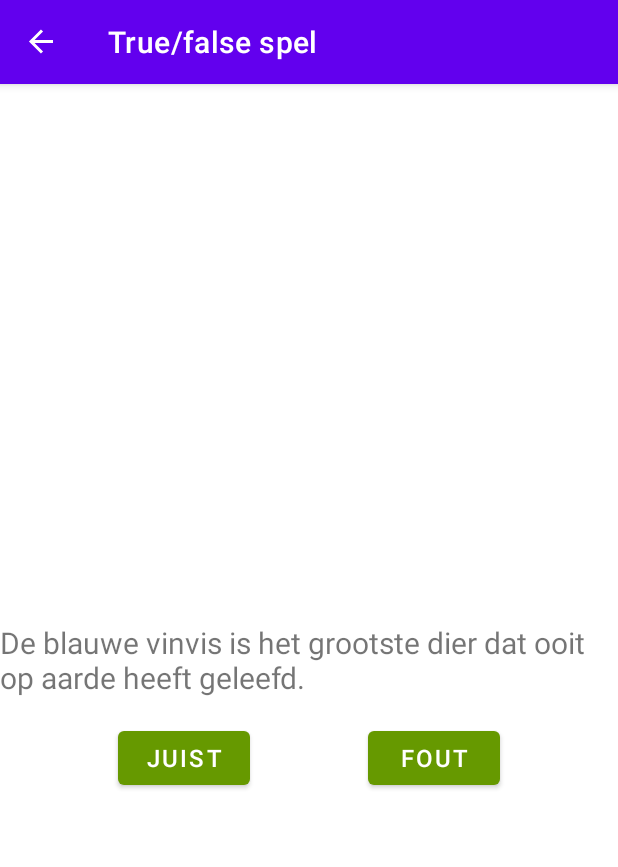
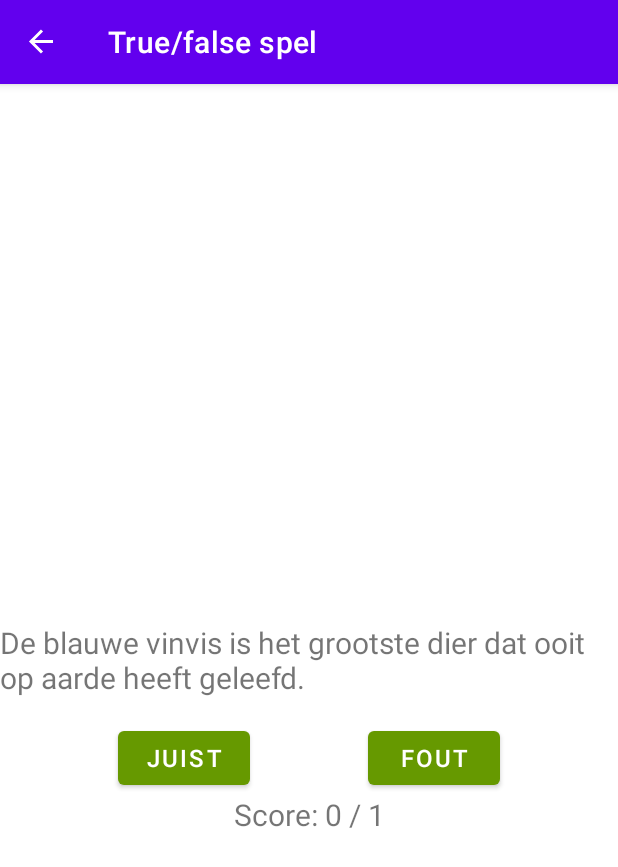
Before and after one commit to HanneVerstraete/Animalia, an Android app: the TruefalseFragment screen opened through its navigation route, after a tap on "JUIST", on a phone screen of 412 x 824 dp. Shown: the top 867 px of the screen. Run offline under Robolectric (Android 15) with nearby library versions, the phone set to English and light mode, and no system bars; our stand-ins replace data binding, navigation-ui.

Commit message:
feature true/false game: add viewModel and score

```diff
--- a/app/src/main/java/com/example/animalia/QuestionBook.kt
+++ b/app/src/main/java/com/example/animalia/QuestionBook.kt
@@ -1,13 +1,6 @@
 package com.example.animalia
 
-import kotlin.math.ceil
-
-val TOTAL_QUESTIONS = 3
-
-class QuestionBook(var numQuestions: Int = 0, var goodQuestions: Int = 0) {
-    var currentQuestion = ""
-    private var currentQuestionIndex = 0
-
+class QuestionBook() {
     // TODO convert to list of objects
     // TODO show answer an description
     private val questions = listOf(
@@ -17,25 +10,15 @@ class QuestionBook(var numQuestions: Int = 0, var goodQuestions: Int = 0) {
         "Een kangoeroe is een buideldier.", "Juist", "Kangoeroes behoren tot de buideldierenfamilie, wat betekent dat ze hun jongen in een buidel dragen om ze te beschermen en te voeden totdat ze volledig zijn ontwikkeld."
     )
 
-    fun getNextQuestion() {
-        currentQuestion = questions[currentQuestionIndex]
-        currentQuestionIndex += 3
+    fun getQuestion(questionIndex: Int): String {
+        return questions[questionIndex * 3]
     }
 
-    fun evaluateTrue() {
-        if (questions[currentQuestionIndex + 1] == "Juist") {
-            goodQuestions++
-        }
-        numQuestions++
+    fun isAnswerTrue(questionIndex: Int): Boolean {
+        return questions[questionIndex * 3 + 1] == "Juist"
     }
 
-    fun evaluateFalse() {
-        if (questions[currentQuestionIndex + 1] == "Fout") {
-            goodQuestions++
-        }
-        numQuestions++
+    fun isAnswerFalse(questionIndex: Int): Boolean {
+        return questions[questionIndex * 3 + 1] == "Fout"
     }
-
-    fun isEnded() = numQuestions >= TOTAL_QUESTIONS
-    fun isWon() = goodQuestions > ceil((TOTAL_QUESTIONS / 2).toDouble())
 }
--- a/app/src/main/java/com/example/animalia/TruefalseFragment.kt
+++ b/app/src/main/java/com/example/animalia/TruefalseFragment.kt
@@ -6,12 +6,14 @@ import android.view.View
 import android.view.ViewGroup
 import androidx.databinding.DataBindingUtil
 import androidx.fragment.app.Fragment
+import androidx.fragment.app.activityViewModels
 import androidx.navigation.findNavController
 import com.example.animalia.databinding.FragmentTruefalseBinding
+import com.example.animalia.models.TruefalseViewModel
 
 class TruefalseFragment : Fragment() {
-    private var myQuestionBook = QuestionBook()
     private lateinit var binding: FragmentTruefalseBinding
+    private val viewModel: TruefalseViewModel by activityViewModels()
 
     override fun onCreate(savedInstanceState: Bundle?) {
         super.onCreate(savedInstanceState)
@@ -23,39 +25,27 @@ class TruefalseFragment : Fragment() {
     ): View {
         binding = DataBindingUtil.inflate(inflater, R.layout.fragment_truefalse, container, false)
 
-        binding.questionBook = myQuestionBook
+        binding.apply {
+            truefalseViewModel = viewModel
+            lifecycleOwner = viewLifecycleOwner
+        }
 
-        myQuestionBook.getNextQuestion()
-
-        binding.apply {
-            trueButton.setOnClickListener {
-                myQuestionBook.evaluateTrue()
-                getNextQuestion()
-            }
-            falseButton.setOnClickListener {
-                myQuestionBook.evaluateFalse()
-                getNextQuestion()
+        viewModel.shouldEvaluate.observe(viewLifecycleOwner) {
+            if (it) {
+                evaluateQuiz()
             }
         }
 
         return binding.root
     }
 
-    private fun getNextQuestion() {
-        binding.apply {
-            if (!myQuestionBook.isEnded()) {
-                myQuestionBook.getNextQuestion()
-                invalidateAll()
-            } else {
-                if (myQuestionBook.isWon()) {
-                    view?.findNavController()
-                        ?.navigate(TruefalseFragmentDirections.actionTruefalseFragmentToTruefalseWinFragment())
-                } else {
-                    view?.findNavController()
-                        ?.navigate(TruefalseFragmentDirections.actionTruefalseFragmentToTruefalseLoseFragment())
-
-                }
-            }
+    private fun evaluateQuiz() {
+        if (viewModel.isWon()) {
+            view?.findNavController()
+                ?.navigate(TruefalseFragmentDirections.actionTruefalseFragmentToTruefalseWinFragment())
+        } else {
+            view?.findNavController()
+                ?.navigate(TruefalseFragmentDirections.actionTruefalseFragmentToTruefalseLoseFragment())
         }
     }
 }
--- /dev/null
+++ b/app/src/main/java/com/example/animalia/models/TruefalseViewModel.kt
@@ -0,0 +1,61 @@
+package com.example.animalia.models
+
+import androidx.lifecycle.LiveData
+import androidx.lifecycle.MutableLiveData
+import androidx.lifecycle.ViewModel
+import com.example.animalia.QuestionBook
+import kotlin.math.ceil
+
+const val TOTAL_QUESTIONS = 3
+
+class TruefalseViewModel : ViewModel() {
+    private var myQuestionBook = QuestionBook()
+
+    private var _currentQuestion = MutableLiveData("")
+    val currentQuestion: LiveData<String>
+        get() = _currentQuestion
+
+    private val _shouldEvaluate = MutableLiveData<Boolean>()
+    val shouldEvaluate: LiveData<Boolean>
+        get() = _shouldEvaluate
+
+    private val _goodQuestions = MutableLiveData<Int>()
+    val goodQuestions: LiveData<Int>
+        get() = _goodQuestions
+
+    private val _currentQuestionIndex = MutableLiveData<Int>()
+    val currentQuestionIndex: LiveData<Int>
+        get() = _currentQuestionIndex
+
+    init {
+        _currentQuestion.value = myQuestionBook.getQuestion(0)
+        _goodQuestions.value = 0
+        _currentQuestionIndex.value = 0
+    }
+
+    fun answerTrue() {
+        if (myQuestionBook.isAnswerTrue(_currentQuestionIndex.value!!)) {
+            _goodQuestions.value = _goodQuestions.value!! + 1
+        }
+        getNextQuestion()
+    }
+
+    fun answerFalse() {
+        if (myQuestionBook.isAnswerFalse(_currentQuestionIndex.value!!)) {
+            _goodQuestions.value = _goodQuestions.value!! + 1
+        }
+        getNextQuestion()
+    }
+
+    private fun getNextQuestion() {
+        _currentQuestionIndex.value = _currentQuestionIndex.value!! + 1
+        if (isEnded()) {
+            _shouldEvaluate.value = true
+        } else {
+            _currentQuestion.value = myQuestionBook.getQuestion(_currentQuestionIndex.value!!)
+        }
+    }
+
+    private fun isEnded() = _currentQuestionIndex.value!! >= TOTAL_QUESTIONS
+    fun isWon() = _goodQuestions.value!! > ceil((TOTAL_QUESTIONS / 2).toDouble())
+}
--- a/app/src/main/res/layout/fragment_truefalse.xml
+++ b/app/src/main/res/layout/fragment_truefalse.xml
@@ -6,8 +6,8 @@
     <data>
 
         <variable
-            name="questionBook"
-            type="com.example.animalia.QuestionBook" />
+            name="truefalseViewModel"
+            type="com.example.animalia.models.TruefalseViewModel" />
     </data>
 
     <androidx.constraintlayout.widget.ConstraintLayout
@@ -24,7 +24,7 @@
             style="@style/text_regular"
             android:layout_width="wrap_content"
             android:layout_height="wrap_content"
-            android:text="@{questionBook.currentQuestion}"
+            android:text="@{truefalseViewModel.currentQuestion}"
             app:layout_constraintBottom_toBottomOf="parent"
             app:layout_constraintEnd_toEndOf="parent"
             app:layout_constraintStart_toStartOf="parent"
@@ -38,6 +38,7 @@
             android:layout_width="wrap_content"
             android:layout_height="wrap_content"
             android:layout_marginTop="16dp"
+            android:onClick="@{()->truefalseViewModel.answerTrue()}"
             android:text="@string/button_question_true"
             app:layout_constraintEnd_toStartOf="@id/false_button"
             app:layout_constraintStart_toStartOf="parent"
@@ -49,10 +50,21 @@
             android:layout_width="wrap_content"
             android:layout_height="wrap_content"
             android:layout_marginTop="16dp"
+            android:onClick="@{()->truefalseViewModel.answerFalse()}"
             android:text="@string/button_question_false"
             app:layout_constraintEnd_toEndOf="parent"
             app:layout_constraintStart_toEndOf="@id/true_button"
             app:layout_constraintTop_toBottomOf="@+id/lesson_textview" />
 
+        <TextView
+            android:id="@+id/lesson_score_textview"
+            style="@style/text_regular"
+            android:layout_width="wrap_content"
+            android:layout_height="wrap_content"
+            android:text="@{@string/textview_score(truefalseViewModel.goodQuestions, truefalseViewModel.currentQuestionIndex)}"
+            app:layout_constraintEnd_toEndOf="parent"
+            app:layout_constraintStart_toStartOf="parent"
+            app:layout_constraintTop_toBottomOf="@id/false_button" />
+
     </androidx.constraintlayout.widget.ConstraintLayout>
 </layout>
--- a/app/src/main/res/navigation/navigation.xml
+++ b/app/src/main/res/navigation/navigation.xml
@@ -8,7 +8,7 @@
     <fragment
         android:id="@+id/homeFragment"
         android:name="com.example.animalia.HomeFragment"
-        android:label="Home"
+        android:label="Animalia"
         tools:layout="@layout/fragment_home">
 
         <action
--- a/app/src/main/res/values/strings.xml
+++ b/app/src/main/res/values/strings.xml
@@ -9,6 +9,7 @@
     <string name="button_question_true">Juist</string>
     <string name="button_question_false">Fout</string>
     <string name="textview_question_win">Hoera! Gewonnen!</string>
+    <string name="textview_score">Score: %d / %d</string>
     <string name="textview_question_lose">Helaas, je hebt verloren</string>
     <string name="button_question_continue">Verdergaan</string>
     <string name="hello_blank_fragment">Hello blank fragment</string>
```
Also changed, not shown: app/src/main/java/com/example/animalia/TruefalseLoseFragment.kt (+8 -0 lines), app/src/main/java/com/example/animalia/TruefalseWinFragment.kt (+8 -0 lines), app/src/main/res/layout/fragment_truefalse_lose.xml (+18 -1 lines), app/src/main/res/layout/fragment_truefalse_win.xml (+18 -1 lines), app/src/main/res/values/dimens.xml (added, +8 -0 lines).
